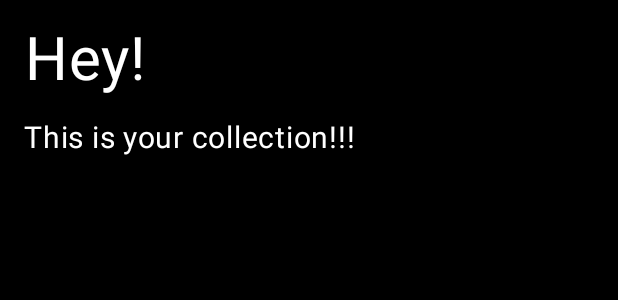
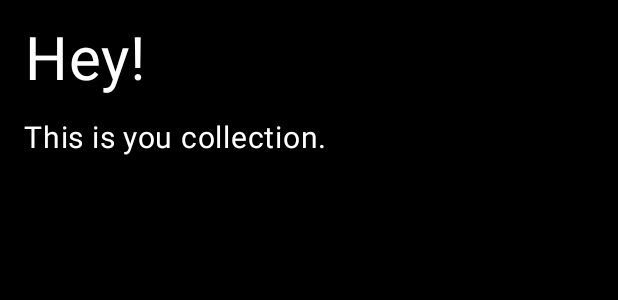
Before and after one commit to westrix72/mtgCollectionProj, an Android app built with Jetpack Compose: the @Preview function GreetingPreview, on a phone screen of 412 x 824 dp. Shown: the top 300 px of the screen. Run offline under Robolectric (Android 15) with nearby library versions, the phone set to English and light mode, and no system bars.

Commit message:
Extracting strings

```diff
--- a/app/src/main/java/com/example/mtgcollectionproj/MainActivity.kt
+++ b/app/src/main/java/com/example/mtgcollectionproj/MainActivity.kt
@@ -23,6 +23,7 @@ import androidx.compose.ui.Modifier
 import androidx.compose.ui.graphics.Color
 import androidx.compose.ui.layout.ContentScale
 import androidx.compose.ui.res.painterResource
+import androidx.compose.ui.res.stringResource
 import androidx.compose.ui.text.style.TextAlign
 import androidx.compose.ui.tooling.preview.Preview
 import androidx.compose.ui.unit.dp
@@ -37,8 +38,8 @@ class MainActivity : ComponentActivity() {
             MtgCollectionProjTheme {
                 Scaffold(modifier = Modifier.fillMaxSize()) { innerPadding ->
                     BackgroundImage(
-                        name = "Hey!",
-                        message = "This is you collection.",
+                        name = stringResource(R.string.hey),
+                        message = stringResource(R.string.this_is_you_collection),
                         modifier = Modifier.padding(innerPadding)
                     )
                 }
@@ -78,7 +79,10 @@ fun BackgroundImage(name: String, message: String, modifier: Modifier = Modifier
     val imageModifier = Modifier
         .border(BorderStroke(1.dp, Color.Black))
         .background(Color.Black)
-    Box(Modifier.fillMaxSize().background(Color.Black)) {
+    Box(
+        Modifier
+            .fillMaxSize()
+            .background(Color.Black)) {
         //This image is doing nothing, but in the future it will.
         Image(
             painter = image,
@@ -103,6 +107,6 @@ fun BackgroundImage(name: String, message: String, modifier: Modifier = Modifier
 @Composable
 fun GreetingPreview() {
     MtgCollectionProjTheme {
-        BackgroundImage("Hey!", "This is your collection!!!")
+        BackgroundImage(stringResource(R.string.hey), stringResource(R.string.this_is_you_collection))
     }
 }
--- a/app/src/main/res/values/strings.xml
+++ b/app/src/main/res/values/strings.xml
@@ -1,3 +1,5 @@
 <resources>
     <string name="app_name">mtgCollectionProj</string>
+    <string name="hey">Hey!</string>
+    <string name="this_is_you_collection">This is you collection.</string>
 </resources>
```
